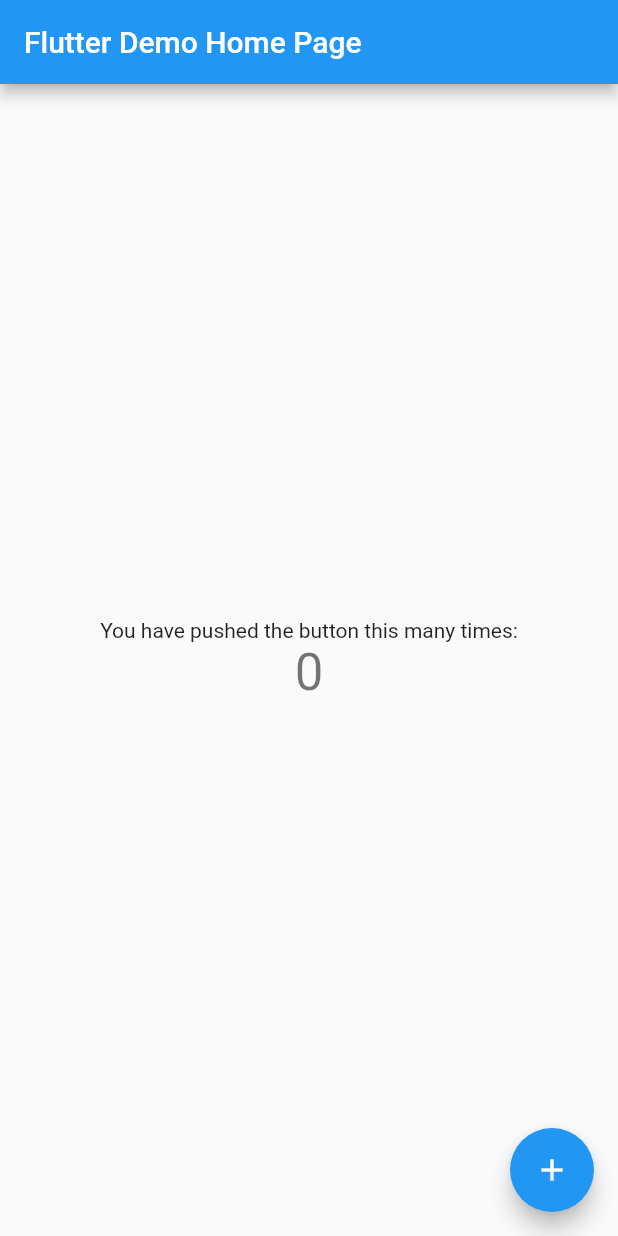
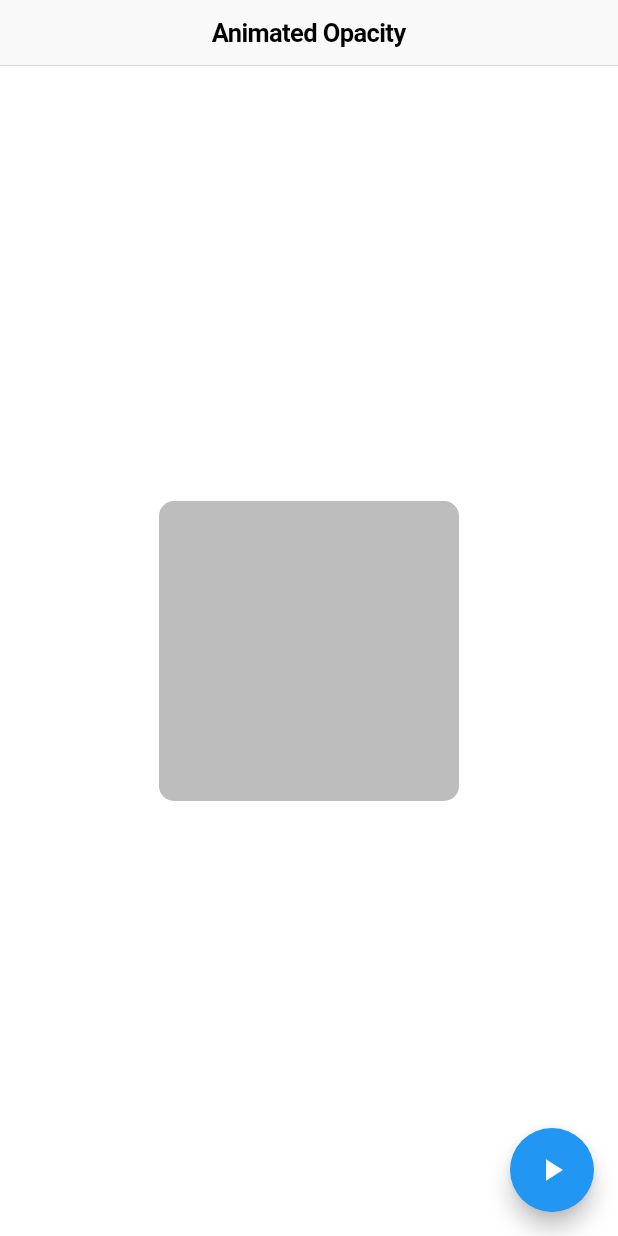
Before and after one commit to PBrunoCyber/cookbook, a Flutter app: the screen it shows after launch, on a phone screen of 412 x 824 dp. Run offline on Flutter 3.47's test engine with Material 2 defaults, Android fonts, the phone set to English and light mode, and no system bars.

Commit message:
Animated Opacity added

```diff
--- /dev/null
+++ b/lib/Animation/animatedOpacity.dart
@@ -0,0 +1,44 @@
+import 'package:flutter/cupertino.dart';
+import 'package:flutter/material.dart';
+
+class AnimatedOpacityPage extends StatefulWidget {
+  @override
+  _AnimatedOpacityState createState() => _AnimatedOpacityState();
+}
+
+class _AnimatedOpacityState extends State<AnimatedOpacityPage> {
+  bool _visible = true;
+
+  @override
+  Widget build(BuildContext context) {
+    return Scaffold(
+      appBar: CupertinoNavigationBar(
+        middle: Text("Animated Opacity"),
+      ),
+      backgroundColor: Colors.white,
+      body: Center(
+        child: AnimatedOpacity(
+          opacity: _visible ? 1.0 : 0.0,
+          child: Container(
+            width: 200,
+            height: 200,
+            decoration: BoxDecoration(
+              color: Colors.black26,
+              borderRadius: BorderRadius.circular(10),
+            ),
+          ),
+          duration: Duration(seconds: 1),
+          curve: Curves.ease,
+        ),
+      ),
+      floatingActionButton: FloatingActionButton(
+        child: Icon(Icons.play_arrow),
+        onPressed: () {
+          setState(() {
+            _visible = !_visible;
+          });
+        },
+      ),
+    );
+  }
+}
--- a/lib/main.dart
+++ b/lib/main.dart
@@ -1,113 +1,19 @@
 import 'package:flutter/material.dart';
+import 'Animation/animatedOpacity.dart';
 
 void main() {
   runApp(MyApp());
 }
 
 class MyApp extends StatelessWidget {
-  // This widget is the root of your application.
   @override
   Widget build(BuildContext context) {
     return MaterialApp(
       title: 'Flutter Demo',
       theme: ThemeData(
-        // This is the theme of your application.
-        //
-        // Try running your application with "flutter run". You'll see the
-        // application has a blue toolbar. Then, without quitting the app, try
-        // changing the primarySwatch below to Colors.green and then invoke
-        // "hot reload" (press "r" in the console where you ran "flutter run",
-        // or simply save your changes to "hot reload" in a Flutter IDE).
-        // Notice that the counter didn't reset back to zero; the application
-        // is not restarted.
         primarySwatch: Colors.blue,
       ),
-      home: MyHomePage(title: 'Flutter Demo Home Page'),
+      home: AnimatedOpacityPage(),
     );
   }
 }
-
-class MyHomePage extends StatefulWidget {
-  MyHomePage({Key? key, required this.title}) : super(key: key);
-
-  // This widget is the home page of your application. It is stateful, meaning
-  // that it has a State object (defined below) that contains fields that affect
-  // how it looks.
-
-  // This class is the configuration for the state. It holds the values (in this
-  // case the title) provided by the parent (in this case the App widget) and
-  // used by the build method of the State. Fields in a Widget subclass are
-  // always marked "final".
-
-  final String title;
-
-  @override
-  _MyHomePageState createState() => _MyHomePageState();
-}
-
-class _MyHomePageState extends State<MyHomePage> {
-  int _counter = 0;
-
-  void _incrementCounter() {
-    setState(() {
-      // This call to setState tells the Flutter framework that something has
-      // changed in this State, which causes it to rerun the build method below
-      // so that the display can reflect the updated values. If we changed
-      // _counter without calling setState(), then the build method would not be
-      // called again, and so nothing would appear to happen.
-      _counter++;
-    });
-  }
-
-  @override
-  Widget build(BuildContext context) {
-    // This method is rerun every time setState is called, for instance as done
-    // by the _incrementCounter method above.
-    //
-    // The Flutter framework has been optimized to make rerunning build methods
-    // fast, so that you can just rebuild anything that needs updating rather
-    // than having to individually change instances of widgets.
-    return Scaffold(
-      appBar: AppBar(
-        // Here we take the value from the MyHomePage object that was created by
-        // the App.build method, and use it to set our appbar title.
-        title: Text(widget.title),
-      ),
-      body: Center(
-        // Center is a layout widget. It takes a single child and positions it
-        // in the middle of the parent.
-        child: Column(
-          // Column is also a layout widget. It takes a list of children and
-          // arranges them vertically. By default, it sizes itself to fit its
-          // children horizontally, and tries to be as tall as its parent.
-          //
-          // Invoke "debug painting" (press "p" in the console, choose the
-          // "Toggle Debug Paint" action from the Flutter Inspector in Android
-          // Studio, or the "Toggle Debug Paint" command in Visual Studio Code)
-          // to see the wireframe for each widget.
-          //
-          // Column has various properties to control how it sizes itself and
-          // how it positions its children. Here we use mainAxisAlignment to
-          // center the children vertically; the main axis here is the vertical
-          // axis because Columns are vertical (the cross axis would be
-          // horizontal).
-          mainAxisAlignment: MainAxisAlignment.center,
-          children: <Widget>[
-            Text(
-              'You have pushed the button this many times:',
-            ),
-            Text(
-              '$_counter',
-              style: Theme.of(context).textTheme.headline4,
-            ),
-          ],
-        ),
-      ),
-      floatingActionButton: FloatingActionButton(
-        onPressed: _incrementCounter,
-        tooltip: 'Increment',
-        child: Icon(Icons.add),
-      ), // This trailing comma makes auto-formatting nicer for build methods.
-    );
-  }
-}
```
Also changed, not shown: lib/Animation/animatedContainer.dart (added, +50 -0 lines), lib/Animation/pageTransition.dart (added, +47 -0 lines), 1 other file.
